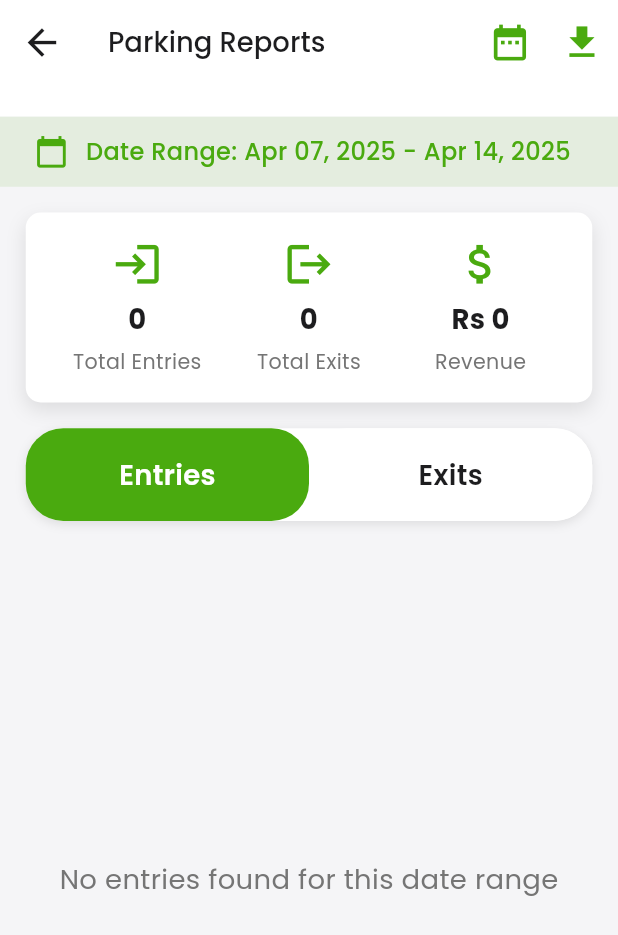
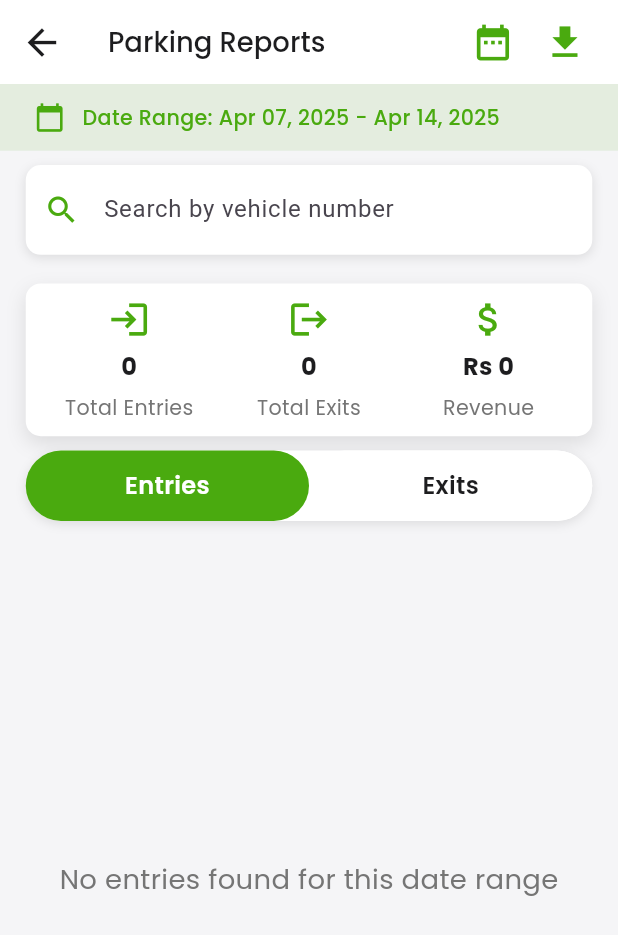
Before and after one commit to ImRugved/parking_management, a Flutter app: the AdminReportsView screen opened by its route, after a tap on "Entries", on a phone screen of 412 x 824 dp. Shown: the top 935 px of the screen. Run offline on Flutter 3.47's test engine with Material 3 defaults, Android fonts, the phone set to English and light mode, and no system bars; drawn by our look-alikes of upgrader; our stand-ins replace cloud_firestore, convert, dio, firebase_auth, firebase_core, flutter_screenutil and 11 more; missing offline and left inert: barcode_scan2; accounts and stored records are empty; project files that could hold a hidden picture were left out.

Commit message:
added serrch bar in admin reports screen

```diff
--- a/lib/Screens/Admin_Reports/View/adminReportsView.dart
+++ b/lib/Screens/Admin_Reports/View/adminReportsView.dart
@@ -17,9 +17,7 @@ class AdminReportsView extends GetView<AdminReportsController> {
   Widget build(BuildContext context) {
     return Scaffold(
       backgroundColor: ConstColors.backgroundColor,
-      appBar: PreferredSize(
-        preferredSize: Size(Get.width, 65.h),
-        child: AppBar(
+      appBar: AppBar(
         leading: IconButton(
           onPressed: () {
             Get.back();
@@ -60,8 +58,8 @@ class AdminReportsView extends GetView<AdminReportsController> {
             ),
             tooltip: "Download Report",
           ),
+          SizedBox(width: 10.w),
         ],
-        ),
       ),
       body: GetBuilder<AdminReportsController>(
         id: 'report_tabs',
@@ -73,6 +71,7 @@ class AdminReportsView extends GetView<AdminReportsController> {
           return Column(
             children: [
               _buildDateRangeHeader(),
+              _buildSearchBar(),
               _buildSummaryCard(),
               _buildTabBar(),
               Expanded(
@@ -82,6 +81,51 @@ class AdminReportsView extends GetView<AdminReportsController> {
               ),
             ],
           );
+        },
+      ),
+    );
+  }
+
+  // Widget to build search bar
+  Widget _buildSearchBar() {
+    return Container(
+      margin: EdgeInsets.symmetric(horizontal: 15.w, vertical: 8.h),
+      decoration: BoxDecoration(
+        color: Colors.white,
+        borderRadius: BorderRadius.circular(10),
+        boxShadow: [
+          BoxShadow(
+            color: Colors.black.withOpacity(0.1),
+            blurRadius: 5,
+            offset: const Offset(0, 2),
+          ),
+        ],
+      ),
+      child: TextField(
+        controller: controller.searchController,
+        decoration: InputDecoration(
+          hintText: "Search by vehicle number",
+          prefixIcon: Icon(
+            Icons.search,
+            color: ConstColors.green,
+          ),
+          suffixIcon: Obx(() => controller.searchQuery.value.isNotEmpty
+              ? IconButton(
+                  icon: Icon(
+                    Icons.clear,
+                    color: ConstColors.green,
+                  ),
+                  onPressed: () {
+                    controller.clearSearch();
+                  },
+                )
+              : const SizedBox.shrink()),
+          border: InputBorder.none,
+          contentPadding: EdgeInsets.symmetric(vertical: 15.h),
+        ),
+        textInputAction: TextInputAction.search,
+        onSubmitted: (value) {
+          // This will trigger search via the listener in controller
         },
       ),
     );
@@ -136,12 +180,12 @@ class AdminReportsView extends GetView<AdminReportsController> {
           Icon(
             Icons.calendar_today,
             color: ConstColors.green,
-            size: 20.sp,
+            size: 18.sp,
           ),
           Text(
             "Date Range: $startFormatted - $endFormatted",
             style: GoogleFonts.poppins(
-              fontSize: 14.sp,
+              fontSize: 12.sp,
               fontWeight: FontWeight.w500,
               color: ConstColors.green,
             ),
@@ -155,8 +199,8 @@ class AdminReportsView extends GetView<AdminReportsController> {
   // Widget to display summary metrics
   Widget _buildSummaryCard() {
     return Container(
-      margin: EdgeInsets.all(15.w),
-      padding: EdgeInsets.all(15.w),
+      margin: EdgeInsets.symmetric(horizontal: 15.w, vertical: 8.h),
+      padding: EdgeInsets.all(8.w),
       decoration: BoxDecoration(
         color: Colors.white,
         borderRadius: BorderRadius.circular(10),
@@ -205,13 +249,13 @@ class AdminReportsView extends GetView<AdminReportsController> {
         Icon(
           icon,
           color: ConstColors.green,
-          size: 30.sp,
+          size: 25.sp,
         ),
         SizedBox(height: 5.h),
         Text(
           value,
           style: GoogleFonts.poppins(
-            fontSize: 16.sp,
+            fontSize: 14.sp,
             fontWeight: FontWeight.bold,
             color: ConstColors.black,
           ),
@@ -252,7 +296,7 @@ class AdminReportsView extends GetView<AdminReportsController> {
             child: GestureDetector(
               onTap: () => controller.changeTab(0),
               child: Container(
-                padding: EdgeInsets.symmetric(vertical: 15.h),
+                padding: EdgeInsets.symmetric(vertical: 10.h),
                 decoration: BoxDecoration(
                   color: controller.selectedTabIndex.value == 0
                       ? ConstColors.green
@@ -263,7 +307,7 @@ class AdminReportsView extends GetView<AdminReportsController> {
                   child: Text(
                     "Entries",
                     style: GoogleFonts.poppins(
-                      fontSize: 16.sp,
+                      fontSize: 14.sp,
                       fontWeight: FontWeight.w600,
                       color: controller.selectedTabIndex.value == 0
                           ? Colors.white
@@ -278,7 +322,7 @@ class AdminReportsView extends GetView<AdminReportsController> {
             child: GestureDetector(
               onTap: () => controller.changeTab(1),
               child: Container(
-                padding: EdgeInsets.symmetric(vertical: 15.h),
+                padding: EdgeInsets.symmetric(vertical: 10.h),
                 decoration: BoxDecoration(
                   color: controller.selectedTabIndex.value == 1
                       ? ConstColors.green
@@ -289,7 +333,7 @@ class AdminReportsView extends GetView<AdminReportsController> {
                   child: Text(
                     "Exits",
                     style: GoogleFonts.poppins(
-                      fontSize: 16.sp,
+                      fontSize: 14.sp,
                       fontWeight: FontWeight.w600,
                       color: controller.selectedTabIndex.value == 1
                           ? Colors.white
@@ -307,10 +351,12 @@ class AdminReportsView extends GetView<AdminReportsController> {
 
   // Widget to display entries tab
   Widget _buildEntriesTab() {
-    if (controller.vehicleEntries.isEmpty) {
+    if (controller.filteredVehicleEntries.isEmpty) {
       return Center(
         child: Text(
-          "No entries found for this date range",
+          controller.searchQuery.value.isEmpty
+              ? "No entries found for this date range"
+              : "No entries found for '${controller.searchQuery.value}'",
           style: GoogleFonts.poppins(
             fontSize: 16.sp,
             color: Colors.grey[600],
@@ -333,9 +379,9 @@ class AdminReportsView extends GetView<AdminReportsController> {
         ],
       ),
       child: ListView.builder(
-        itemCount: controller.vehicleEntries.length,
+        itemCount: controller.filteredVehicleEntries.length,
         itemBuilder: (context, index) {
-          final entry = controller.vehicleEntries[index];
+          final entry = controller.filteredVehicleEntries[index];
           final entryTime = DateTime.parse(entry['entryTime']);
           final formattedTime =
               DateFormat('MMM dd, yyyy hh:mm a').format(entryTime);
@@ -379,10 +425,12 @@ class AdminReportsView extends GetView<AdminReportsController> {
 
   // Widget to display exits tab
   Widget _buildExitsTab() {
-    if (controller.vehicleExits.isEmpty) {
+    if (controller.filteredVehicleExits.isEmpty) {
       return Center(
         child: Text(
-          "No exits found for this date range",
+          controller.searchQuery.value.isEmpty
+              ? "No exits found for this date range"
+              : "No exits found for '${controller.searchQuery.value}'",
           style: GoogleFonts.poppins(
             fontSize: 16.sp,
             color: Colors.grey[600],
@@ -405,9 +453,9 @@ class AdminReportsView extends GetView<AdminReportsController> {
         ],
       ),
       child: ListView.builder(
-        itemCount: controller.vehicleExits.length,
+        itemCount: controller.filteredVehicleExits.length,
         itemBuilder: (context, index) {
-          final exit = controller.vehicleExits[index];
+          final exit = controller.filteredVehicleExits[index];
           final exitTime = DateTime.parse(exit['exitTime']);
           final formattedTime =
               DateFormat('MMM dd, yyyy hh:mm a').format(exitTime);
```
Also changed, not shown: lib/Screens/Admin_Dashboard/View/adminDashboardView.dart (+3 -5 lines), lib/Screens/Admin_Reports/Controller/adminReportsController.dart (+58 -0 lines). Lines whose indentation alone changed are shown as unchanged.
